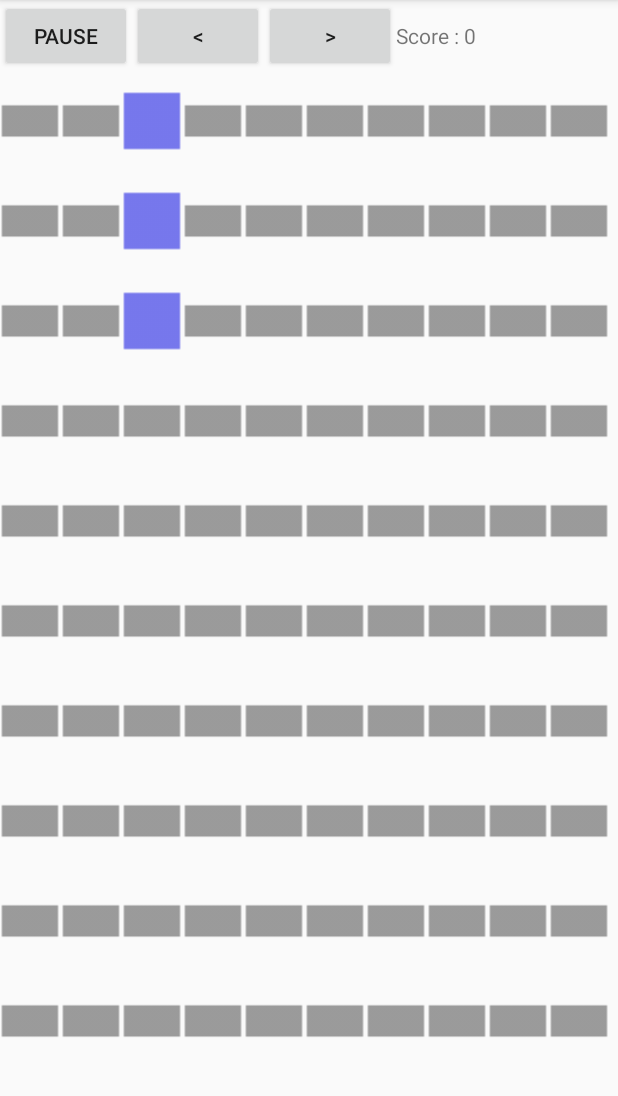
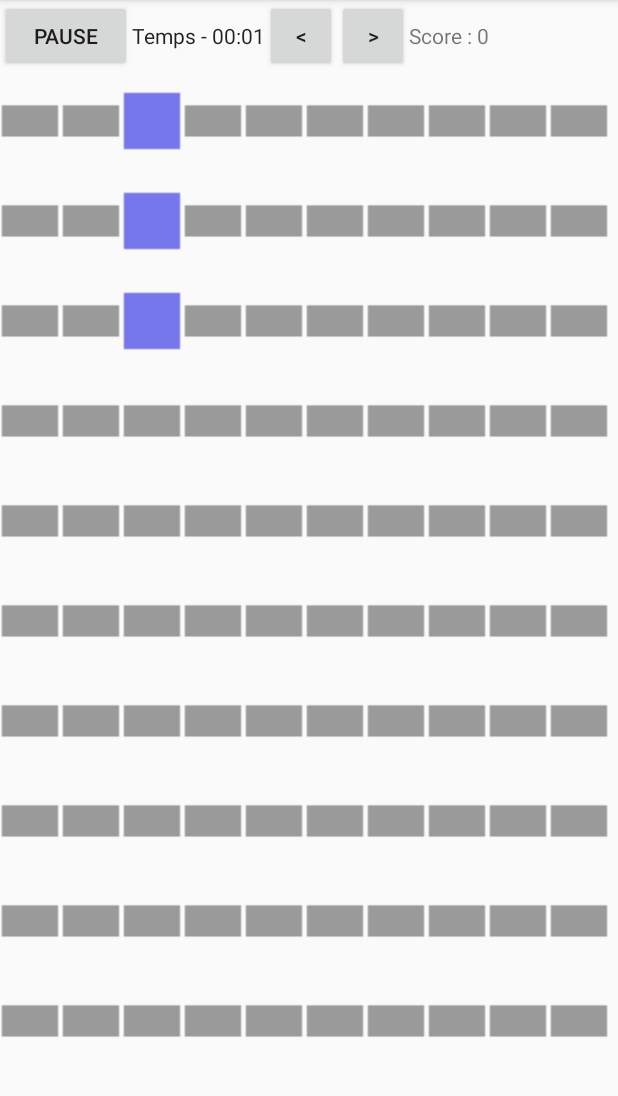
Before and after one commit to sylvainmetayer/tetris, an Android app: the screen it shows after launch (MainActivity), after a tap on "COMMENCER", on a phone screen of 412 x 824 dp, the part 84-1180 px from its top. Run offline under Robolectric (Android 15) with nearby library versions, the phone set to English and light mode, and no system bars.

Commit message:
Add chronometer

```diff
--- a/app/src/main/java/fr/sylvainmetayer/tetris/MainActivity.java
+++ b/app/src/main/java/fr/sylvainmetayer/tetris/MainActivity.java
@@ -3,6 +3,7 @@ package fr.sylvainmetayer.tetris;
 import android.content.DialogInterface;
 import android.media.MediaPlayer;
 import android.os.Bundle;
+import android.os.SystemClock;
 import android.support.v7.app.AlertDialog;
 import android.support.v7.app.AppCompatActivity;
 import android.view.Menu;
@@ -11,6 +12,7 @@ import android.view.MenuItem;
 import android.view.View;
 import android.widget.AdapterView;
 import android.widget.Button;
+import android.widget.Chronometer;
 import android.widget.GridView;
 import android.widget.TextView;
 import android.widget.Toast;
@@ -30,8 +32,12 @@ public class MainActivity extends AppCompatActivity {
     private TextView scoreBox;
     private Button left, right;
     private Timer timer;
-    MediaPlayer mediaPlayer;
-
+    private MediaPlayer mediaPlayer;
+    private Chronometer chronometer;
+    /**
+     * @see "https://stackoverflow.com/a/7064928"
+     */
+    private long timeWhenStopped;
     private ArrayList<Piece> datas;
 
     @Override
@@ -58,6 +64,10 @@ public class MainActivity extends AppCompatActivity {
 
         initListeners();
 
+        chronometer = (Chronometer) findViewById(R.id.chronometer);
+        chronometer.setFormat(getResources().getString(R.string.chrono) + " - %s");
+        timeWhenStopped = 0;
+
         timer = new Timer();
         timer.scheduleAtFixedRate(new TimerTask() {
             @Override
@@ -83,7 +93,7 @@ public class MainActivity extends AppCompatActivity {
     public boolean onOptionsItemSelected(MenuItem item) {
         switch (item.getItemId()) {
             case R.id.menu_restart:
-                // TODO restart game
+                this.recreate();
                 return true;
             case R.id.menu_help:
                 showHelp();
@@ -106,8 +116,8 @@ public class MainActivity extends AppCompatActivity {
             mediaPlayer.pause();
         else
             mediaPlayer.start();
+    }
 
-    }
 
     private void showHelp() {
         this.runOnUiThread(new Runnable() {
@@ -115,7 +125,7 @@ public class MainActivity extends AppCompatActivity {
             public void run() {
                 AlertDialog.Builder alert = new AlertDialog.Builder(MainActivity.this);
                 alert.setTitle("Do you want to logout?");
-                // alert.setMessage("Message");
+                alert.setMessage("Message");
 
                 alert.setPositiveButton("Ok", new DialogInterface.OnClickListener() {
                     public void onClick(DialogInterface dialog, int whichButton) {
@@ -146,8 +156,12 @@ public class MainActivity extends AppCompatActivity {
             public void onClick(View v) {
                 game.togglePause();
                 if (game.isPause()) {
+                    timeWhenStopped = chronometer.getBase() - SystemClock.elapsedRealtime();
+                    chronometer.stop();
                     pause.setText(getResources().getString(R.string.restart));
                 } else {
+                    chronometer.setBase(SystemClock.elapsedRealtime() + timeWhenStopped);
+                    chronometer.start();
                     pause.setText(getResources().getString(R.string.pause));
                 }
             }
--- a/app/src/main/res/layout/activity_main.xml
+++ b/app/src/main/res/layout/activity_main.xml
@@ -17,15 +17,20 @@
             android:gravity="center"
             android:text="@string/start" />
 
+        <Chronometer
+            android:id="@+id/chronometer"
+            android:layout_width="wrap_content"
+            android:layout_height="wrap_content" />
+
         <Button
             android:id="@+id/left"
-            android:layout_width="wrap_content"
+            android:layout_width="@android:dimen/app_icon_size"
             android:layout_height="wrap_content"
             android:text="@string/go_left" />
 
         <Button
             android:id="@+id/right"
-            android:layout_width="wrap_content"
+            android:layout_width="@android:dimen/app_icon_size"
             android:layout_height="wrap_content"
             android:text="@string/go_right" />
 
@@ -35,6 +40,7 @@
             android:layout_height="wrap_content"
             android:inputType="none"
             android:text="@string/score" />
+
     </LinearLayout>
 
 
--- a/app/src/main/res/values/strings.xml
+++ b/app/src/main/res/values/strings.xml
@@ -12,4 +12,5 @@
     <string name="menu_restart">Recommencer</string>
     <string name="menu_help">Aide</string>
     <string name="menu_music">Musique On/Off</string>
+    <string name="chrono">Temps</string>
 </resources>
```
